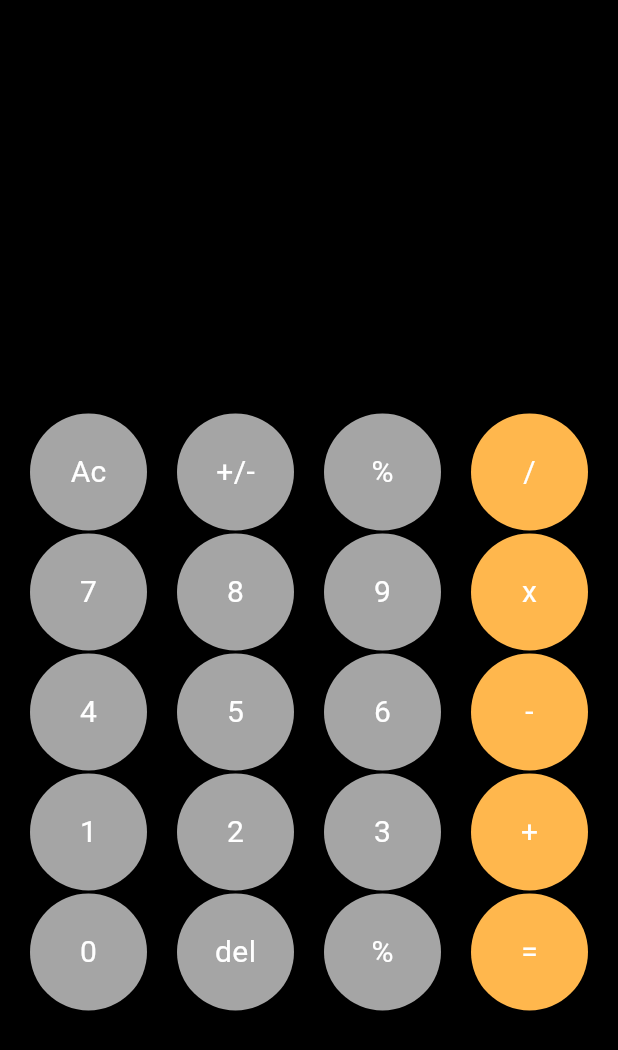
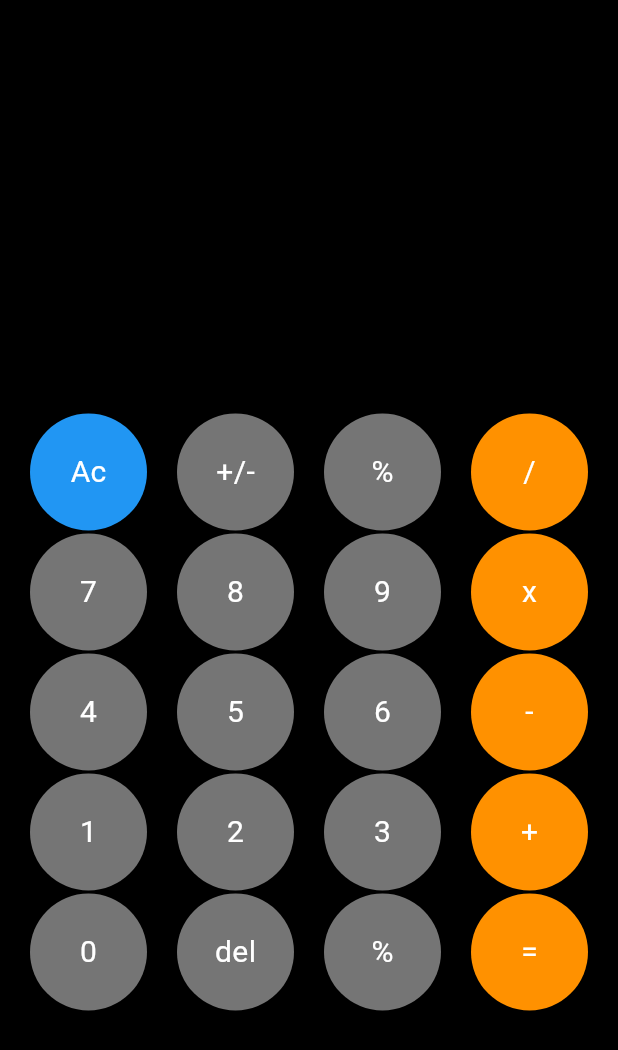
Before and after one commit to Rahulbist009/CalculatorApp, a Flutter app: the screen it shows after launch, on a phone screen of 412 x 824 dp. Shown: the top 1050 px of the screen. Run offline on Flutter 3.47's test engine with Material 3 defaults, Android fonts, the phone set to English and light mode, and no system bars; our stand-ins replace math_expressions.

Commit message:
changing  colors

```diff
--- a/lib/components/Mybutton.dart
+++ b/lib/components/Mybutton.dart
@@ -7,7 +7,7 @@ class MyButton extends StatelessWidget {
   const MyButton(
       {super.key,
       required this.title,
-      this.colors = const Color(0xffa5a5a5),
+      this.colors = const Color(0xff757575),
       required this.onpress});
 
   @override
--- a/lib/homepage.dart
+++ b/lib/homepage.dart
@@ -58,6 +58,7 @@ class _HomePageState extends State<HomePage> {
                       children: [
                         MyButton(
                           title: 'Ac',
+                          colors: Color(0xff2196f3),
                           onpress: () {
                             userInput = '';
                             result = '';
@@ -82,7 +83,7 @@ class _HomePageState extends State<HomePage> {
                             userInput += '/';
                             setState(() {});
                           },
-                          colors: const Color(0xffffB74D),
+                          colors: const Color(0xffff9100),
                         ),
                       ],
                     ),
@@ -113,7 +114,7 @@ class _HomePageState extends State<HomePage> {
                             userInput += 'x';
                             setState(() {});
                           },
-                          colors: const Color(0xffffB74D),
+                          colors: const Color(0xffff9100),
                         ),
                       ],
                     ),
@@ -143,7 +144,7 @@ class _HomePageState extends State<HomePage> {
                               userInput += '-';
                               setState(() {});
                             },
-                            colors: const Color(0xffffB74D)),
+                            colors: const Color(0xffff9100)),
                       ],
                     ),
                     Row(
@@ -172,7 +173,7 @@ class _HomePageState extends State<HomePage> {
                               userInput += '+';
                               setState(() {});
                             },
-                            colors: const Color(0xffffB74D)),
+                            colors: const Color(0xffff9100)),
                       ],
                     ),
                     Row(
@@ -186,7 +187,7 @@ class _HomePageState extends State<HomePage> {
                         MyButton(
                             title: 'del',
                             onpress: () {
-                              userInput = 'del';
+                              userInput =userInput.substring(0,userInput.length -1);
                               setState(() {});
                             }),
                         MyButton(
@@ -201,7 +202,7 @@ class _HomePageState extends State<HomePage> {
                               equalPres();
                               setState(() {});
                             },
-                            colors: const Color(0xffffB74D)),
+                            colors: const Color(0xffff9100)),
                       ],
                     ),
                   ],
```
